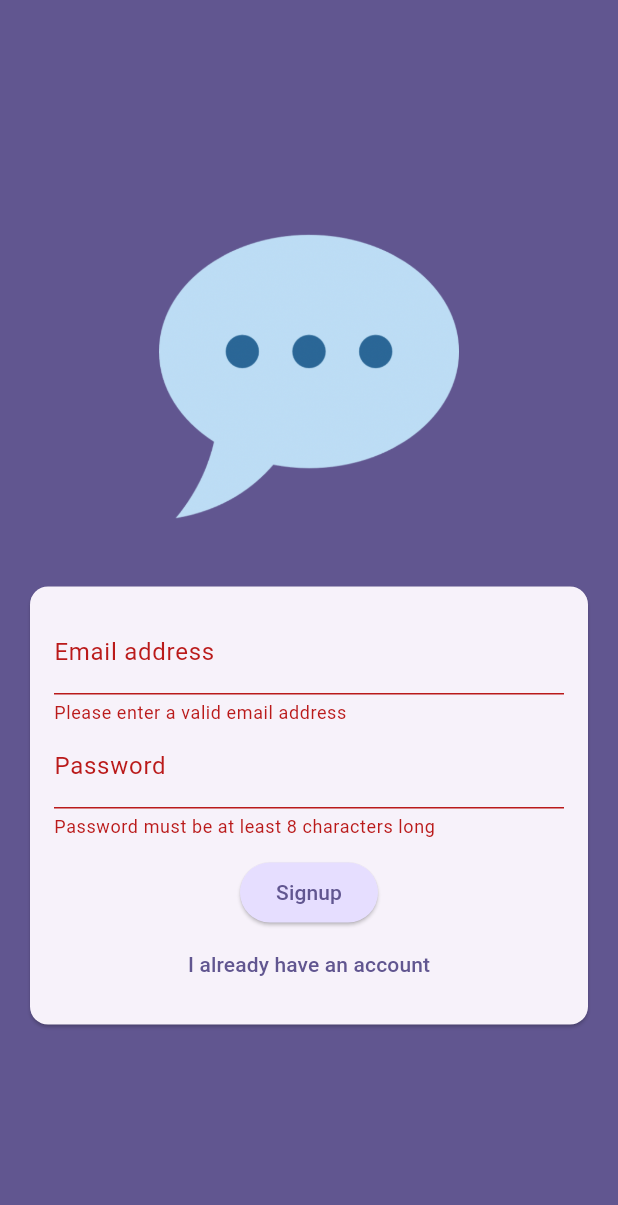
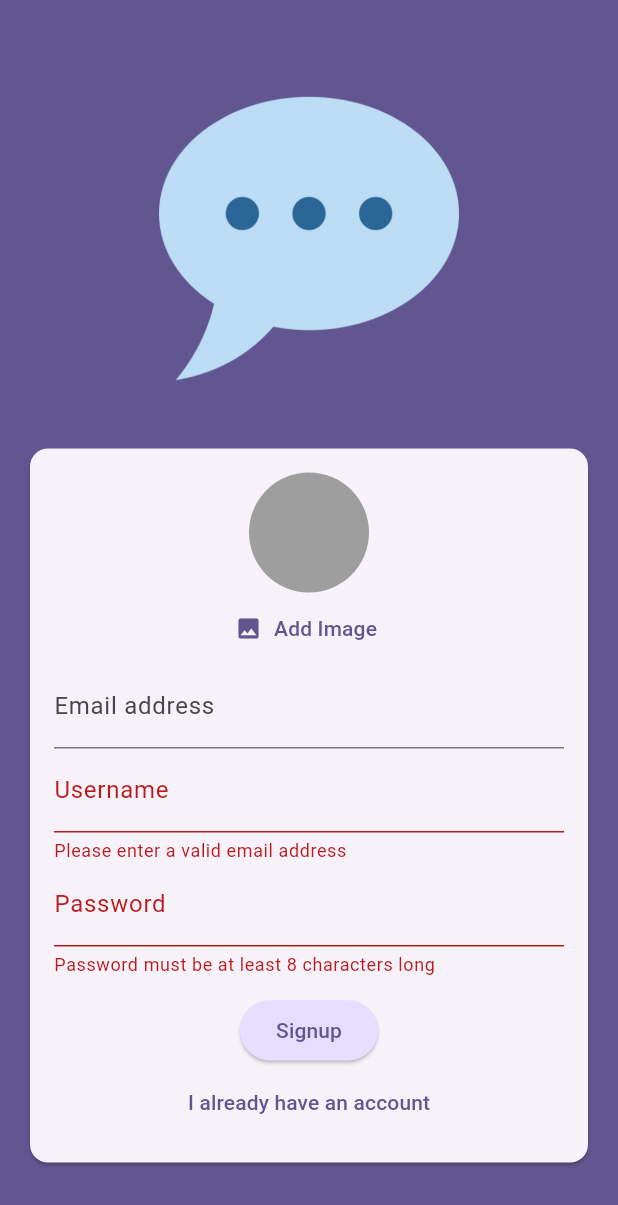
Before and after one commit to WatcharapolxFa/Flutter-The-Complete-Guide-2023, a Flutter app: the screen it shows after launch, after a tap on "Login", after a tap on "Create new account", on a phone screen of 412 x 824 dp. Shown: the top 1205 px of the screen. Run offline on Flutter 3.47's test engine with Material 3 defaults, Android fonts, the light colour scheme and no system bars; our stand-ins replace cloud_firestore, firebase_auth, firebase_core, firebase_storage, google_fonts, image_picker; accounts and stored records are empty.

Commit message:
faet: 109 of 303 complete.

```diff
--- a/chat_app/lib/screens/auth.dart
+++ b/chat_app/lib/screens/auth.dart
@@ -1,5 +1,10 @@
+import 'package:chat_app/widgets/user_image_picker.dart';
+import 'package:cloud_firestore/cloud_firestore.dart';
+import 'package:firebase_storage/firebase_storage.dart';
 import 'package:flutter/material.dart';
 import 'package:firebase_auth/firebase_auth.dart';
+import 'dart:io';
+import 'package:cloud_firestore/cloud_firestore.dart';
 
 final _firebase = FirebaseAuth.instance;
 
@@ -17,14 +22,21 @@
   var _isLogin = true;
   var _enteredEmail = '';
   var _enteredPassword = '';
+  var _enteredUsername = '';
+  File? _selectedImage;
+  var _isAuthenticating = false;
 
   void _submit() async {
     final isValid = _form.currentState!.validate();
-    if (!isValid) {
+    if (!isValid || !_isLogin && _selectedImage == null) {
       return;
     }
     _form.currentState!.save();
+
     try {
+      setState(() {
+        _isAuthenticating = true;
+      });
       if (_isLogin) {
         final userCredentials = await _firebase.signInWithEmailAndPassword(
           email: _enteredEmail,
@@ -35,6 +47,21 @@
           email: _enteredEmail,
           password: _enteredPassword,
         );
+        final storageRef = FirebaseStorage.instance
+            .ref()
+            .child('user_images')
+            .child('${userCredentials.user!.uid}.jpg');
+
+        await storageRef.putFile(_selectedImage!);
+        final imageUrl = await storageRef.getDownloadURL();
+        FirebaseFirestore.instance
+            .collection('users')
+            .doc(userCredentials.user!.uid)
+            .set({
+          ' username': _enteredUsername,
+          'email': _enteredEmail,
+          'image_url': imageUrl,
+        });
       }
     } on FirebaseAuthException catch (error) {
       if (error.code == ' email-already-in-use') {
@@ -46,6 +73,9 @@
           content: Text(error.message ?? 'Authentication failed'),
         ),
       );
+      setState(() {
+        _isAuthenticating = false;
+      });
     }
   }
 
@@ -78,6 +108,11 @@
                         child: Column(
                           mainAxisSize: MainAxisSize.min,
                           children: [
+                            if (!_isLogin)
+                              UserImagePicker(
+                                onPickedImage: (pickedImage) =>
+                                    _selectedImage = pickedImage,
+                              ),
                             TextFormField(
                               decoration: const InputDecoration(
                                 labelText: 'Email address',
@@ -93,6 +128,24 @@
                               },
                               onSaved: (value) {
                                 _enteredEmail = value!;
+                              },
+                            ),
+                            if (!_isLogin)
+                              TextFormField(
+                                decoration: const InputDecoration(
+                                  labelText: 'Username',
+                                ),
+                                enableSuggestions: false,
+                                validator: (value) {
+                                  if (value == null ||
+                                      value.isEmpty ||
+                                      value.trim().length < 4) {
+                                    return 'Please enter a valid username (at least 4 characters)';
+                                  }
+                                  return null;
+                                },
+                                onSaved: (value) {
+                                  _enteredUsername = value!;
                                 },
                               ),
                             TextFormField(
@@ -113,6 +166,9 @@
                               },
                             ),
                             const SizedBox(height: 12),
+                            if (_isAuthenticating)
+                              const CircularProgressIndicator(),
+                            if (!_isAuthenticating)
                               ElevatedButton(
                                 onPressed: _submit,
                                 style: ElevatedButton.styleFrom(
@@ -122,6 +178,7 @@
                                 ),
                                 child: Text(_isLogin ? 'Login' : 'Signup'),
                               ),
+                            if (!_isAuthenticating)
                               TextButton(
                                 onPressed: () {
                                   setState(() {
--- a/chat_app/lib/screens/chat.dart
+++ b/chat_app/lib/screens/chat.dart
@@ -1,5 +1,4 @@
 import 'package:firebase_auth/firebase_auth.dart';
-import 'package:firebase_core/firebase_core.dart';
 import 'package:flutter/material.dart';
 
 class ChatScreen extends StatelessWidget {
--- /dev/null
+++ b/chat_app/lib/widgets/user_image_picker.dart
@@ -0,0 +1,55 @@
+import 'package:flutter/material.dart';
+import 'package:image_picker/image_picker.dart';
+import 'dart:io';
+
+class UserImagePicker extends StatefulWidget {
+  const UserImagePicker({super.key, required this.onPickedImage});
+  final void Function(File pickedImage) onPickedImage;
+  @override
+  State<StatefulWidget> createState() {
+    return _UserImagePickerState();
+  }
+}
+
+class _UserImagePickerState extends State<UserImagePicker> {
+  File? _pickedImageFile;
+  void _pickImage() async {
+    final pickedImage = await ImagePicker().pickImage(
+      source: ImageSource.camera,
+      imageQuality: 50,
+      maxWidth: 150,
+    );
+    if (pickedImage == null) {
+      return;
+    }
+    setState(() {
+      _pickedImageFile = File(pickedImage.path);
+    });
+
+    widget.onPickedImage(_pickedImageFile!);
+  }
+
+  @override
+  Widget build(BuildContext context) {
+    return Column(
+      children: [
+        CircleAvatar(
+          radius: 40,
+          backgroundColor: Colors.grey,
+          backgroundImage:
+              _pickedImageFile != null ? FileImage(_pickedImageFile!) : null,
+        ),
+        TextButton.icon(
+          onPressed: _pickImage,
+          icon: const Icon(Icons.image),
+          label: Text(
+            'Add Image',
+            style: TextStyle(
+              color: Theme.of(context).colorScheme.primary,
+            ),
+          ),
+        ),
+      ],
+    );
+  }
+}
--- a/chat_app/pubspec.yaml
+++ b/chat_app/pubspec.yaml
@@ -37,6 +37,9 @@
   cupertino_icons: ^1.0.2
   firebase_core: ^2.24.2
   firebase_auth: ^4.15.3
+  firebase_storage: ^11.5.6
+  image_picker: ^1.0.5
+  cloud_firestore: ^4.13.6
 
 dev_dependencies:
   flutter_test:
```
Also changed, not shown: chat_app/pubspec.lock, 7 other files. Lines whose indentation alone changed are shown as unchanged.
